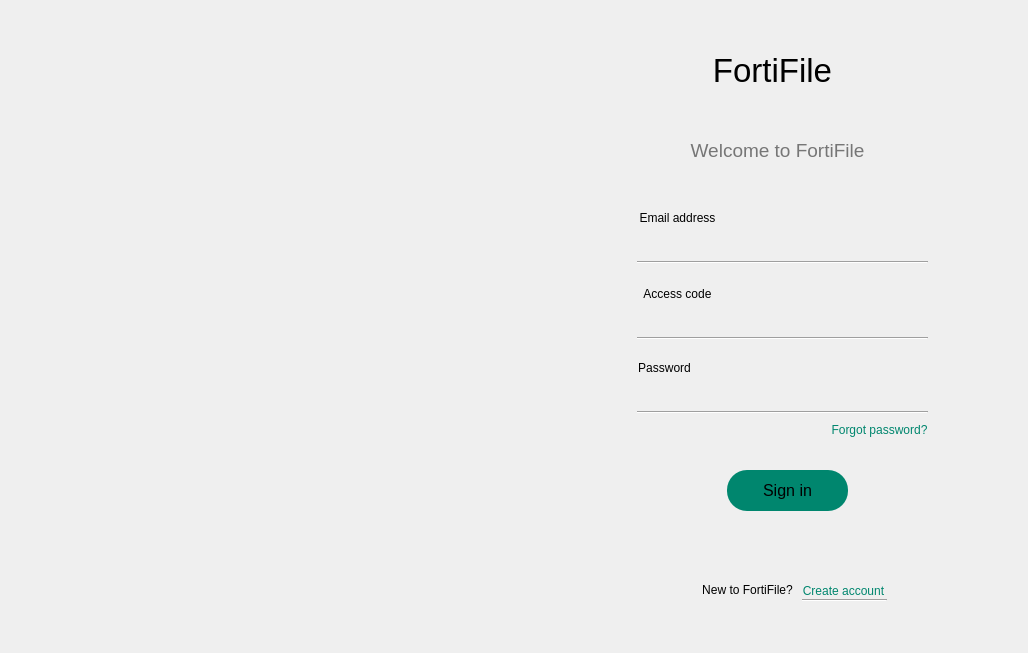
The window that ui_files/login_page.ui (Amanrai503/Secure-file-management-system) describes before a commit, drawn with Qt 5.
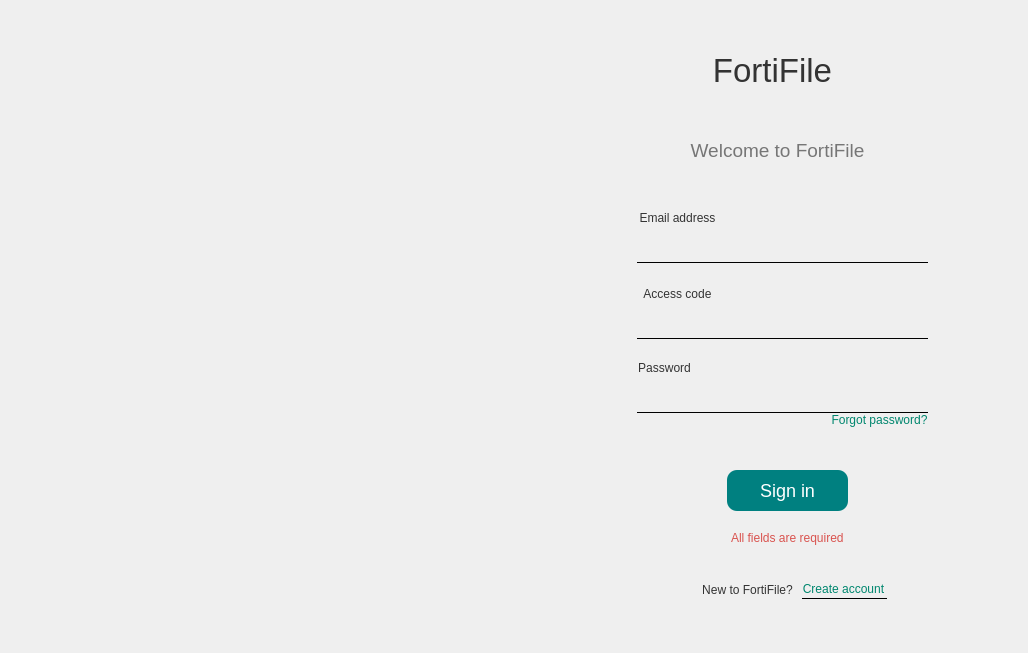
The same window after the commit. Icons and pictures are not drawn.

Patch:
```diff
--- a/ui_files/login_page.ui
+++ b/ui_files/login_page.ui
@@ -30,7 +30,27 @@
          <string notr="true">QLineEdit{
 border:none;
 background:transparent;
-}</string>
+}
+
+QLabel {
+	background:transparent;
+    font-family: 'Arial';
+    color: #333; /* Dark Gray */
+}
+
+
+QLineEdit{
+background:transparent;
+    border-radius: 5px;
+    padding: 5px;
+}
+QLineEdit:focus {
+    border-color: #008080; /* Teal */
+}
+Line{
+background:transparent;
+}
+</string>
         </property>
         <widget class="QLabel" name="label">
          <property name="geometry">
@@ -43,12 +63,13 @@
          </property>
          <property name="font">
           <font>
+           <family>Arial</family>
            <pointsize>25</pointsize>
           </font>
          </property>
          <property name="styleSheet">
           <string notr="true">text-align: center;
-</string>
+background:none;</string>
          </property>
          <property name="text">
           <string>FortiFile</string>
@@ -87,6 +108,9 @@
            <height>16</height>
           </rect>
          </property>
+         <property name="styleSheet">
+          <string notr="true">background:transparent;</string>
+         </property>
          <property name="text">
           <string>Email address</string>
          </property>
@@ -130,7 +154,7 @@
          <property name="geometry">
           <rect>
            <x>312</x>
-           <y>400</y>
+           <y>390</y>
            <width>101</width>
            <height>20</height>
           </rect>
@@ -142,6 +166,7 @@
           <string notr="true">QPushButton{
 border:none;
 color: rgb(0, 134, 110);
+background:transparent;
 }
 
 
@@ -172,6 +197,12 @@
            <height>16</height>
           </rect>
          </property>
+         <property name="styleSheet">
+          <string notr="true">background:transparent;</string>
+         </property>
+         <property name="frameShadow">
+          <enum>QFrame::Plain</enum>
+         </property>
          <property name="orientation">
           <enum>Qt::Horizontal</enum>
          </property>
@@ -185,6 +216,12 @@
            <height>16</height>
           </rect>
          </property>
+         <property name="styleSheet">
+          <string notr="true">background:transparent;</string>
+         </property>
+         <property name="frameShadow">
+          <enum>QFrame::Plain</enum>
+         </property>
          <property name="orientation">
           <enum>Qt::Horizontal</enum>
          </property>
@@ -208,15 +245,22 @@
            <height>41</height>
           </rect>
          </property>
-         <property name="font">
-          <font>
-           <pointsize>12</pointsize>
-          </font>
-         </property>
          <property name="styleSheet">
-          <string notr="true">border:none;
+          <string notr="true">/*border:none;
 background-color: rgb(0, 134, 110);
-border-radius:20</string>
+border-radius:20*/
+
+QPushButton {
+    background-color: #008080;  /* Teal */
+    color: white;
+    font-size: 18px;
+    border-radius: 10px;
+    padding: 8px 20px;
+}
+QPushButton:hover {
+    background-color: #006666; /* Darker teal */
+}
+</string>
          </property>
          <property name="text">
           <string>Sign in</string>
@@ -226,7 +270,7 @@
          <property name="geometry">
           <rect>
            <x>280</x>
-           <y>550</y>
+           <y>548</y>
            <width>93</width>
            <height>41</height>
           </rect>
@@ -238,6 +282,7 @@
           <string notr="true">QPushButton{
 border:none;
 color: rgb(0, 134, 110);
+background:transparent;
 }
 
 
@@ -253,11 +298,20 @@
          <property name="geometry">
           <rect>
            <x>285</x>
-           <y>570</y>
+           <y>568</y>
            <width>85</width>
            <height>20</height>
           </rect>
          </property>
+         <property name="styleSheet">
+          <string notr="true">background:transparent;</string>
+         </property>
+         <property name="frameShadow">
+          <enum>QFrame::Plain</enum>
+         </property>
+         <property name="lineWidth">
+          <number>1</number>
+         </property>
          <property name="orientation">
           <enum>Qt::Horizontal</enum>
          </property>
@@ -271,6 +325,9 @@
            <height>16</height>
           </rect>
          </property>
+         <property name="styleSheet">
+          <string notr="true">background:transparent;</string>
+         </property>
          <property name="text">
           <string>Access code</string>
          </property>
@@ -297,6 +354,12 @@
            <height>16</height>
           </rect>
          </property>
+         <property name="styleSheet">
+          <string notr="true">background:transparent;</string>
+         </property>
+         <property name="frameShadow">
+          <enum>QFrame::Plain</enum>
+         </property>
          <property name="orientation">
           <enum>Qt::Horizontal</enum>
          </property>
@@ -320,6 +383,79 @@
           <bool>true</bool>
          </property>
         </widget>
+        <widget class="QLabel" name="error_text">
+         <property name="geometry">
+          <rect>
+           <x>214</x>
+           <y>510</y>
+           <width>231</width>
+           <height>16</height>
+          </rect>
+         </property>
+         <property name="font">
+          <font>
+           <family>Arial</family>
+           <pointsize>9</pointsize>
+           <weight>50</weight>
+           <bold>false</bold>
+          </font>
+         </property>
+         <property name="styleSheet">
+          <string notr="true">color: #D9534F;
+
+ </string>
+         </property>
+         <property name="text">
+          <string>All fields are required</string>
+         </property>
+         <property name="textFormat">
+          <enum>Qt::PlainText</enum>
+         </property>
+         <property name="scaledContents">
+          <bool>true</bool>
+         </property>
+         <property name="alignment">
+          <set>Qt::AlignLeading|Qt::AlignLeft|Qt::AlignVCenter</set>
+         </property>
+        </widget>
+        <widget class="QLabel" name="error_icon">
+         <property name="geometry">
+          <rect>
+           <x>186</x>
+           <y>507</y>
+           <width>21</width>
+           <height>21</height>
+          </rect>
+         </property>
+         <property name="text">
+          <string/>
+         </property>
+         <property name="pixmap">
+          <pixmap resource="../resource.qrc">:/icons/resources/icons8-error-50.png</pixmap>
+         </property>
+         <property name="scaledContents">
+          <bool>true</bool>
+         </property>
+        </widget>
+        <zorder>line_3</zorder>
+        <zorder>create_acc_btn</zorder>
+        <zorder>label</zorder>
+        <zorder>label_2</zorder>
+        <zorder>label_3</zorder>
+        <zorder>label_4</zorder>
+        <zorder>label_5</zorder>
+        <zorder>forgot_pass_btn</zorder>
+        <zorder>email_input</zorder>
+        <zorder>line</zorder>
+        <zorder>line_2</zorder>
+        <zorder>password_input</zorder>
+        <zorder>sign_in_btn</zorder>
+        <zorder>label_6</zorder>
+        <zorder>acces_code</zorder>
+        <zorder>line_4</zorder>
+        <zorder>label_7</zorder>
+        <zorder>error_text</zorder>
+        <zorder>error_icon</zorder>
        </widget>
       </item>
      </layout>
```
Left out of the diff: 34 changed lines with no effect on the pictures.
